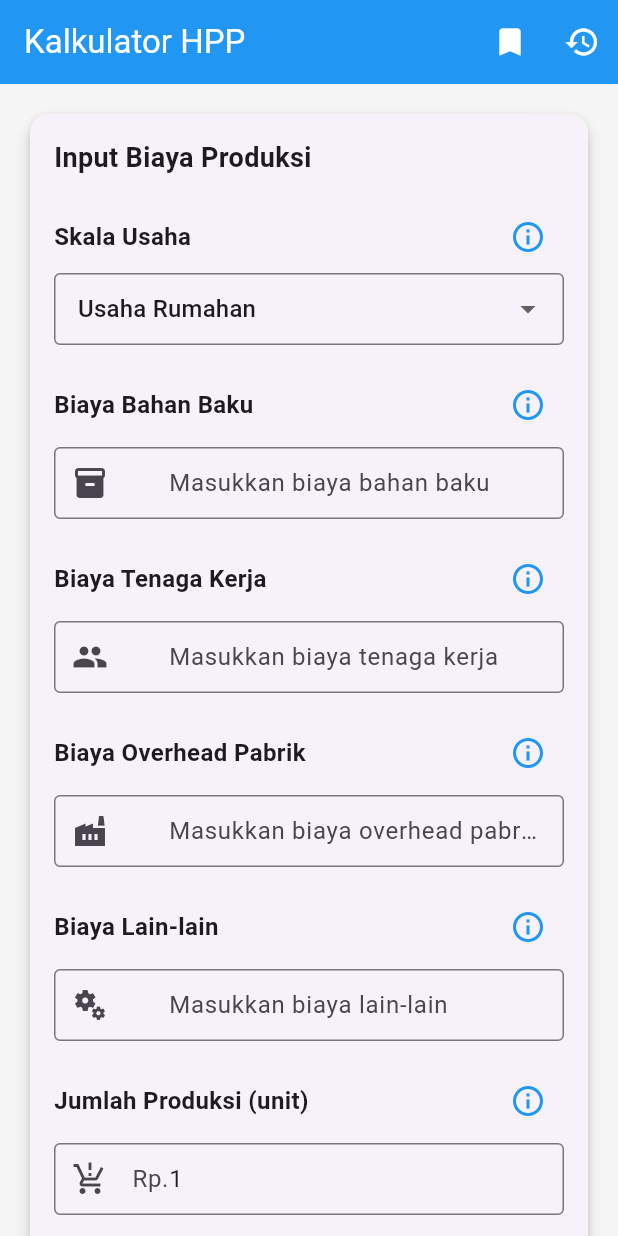
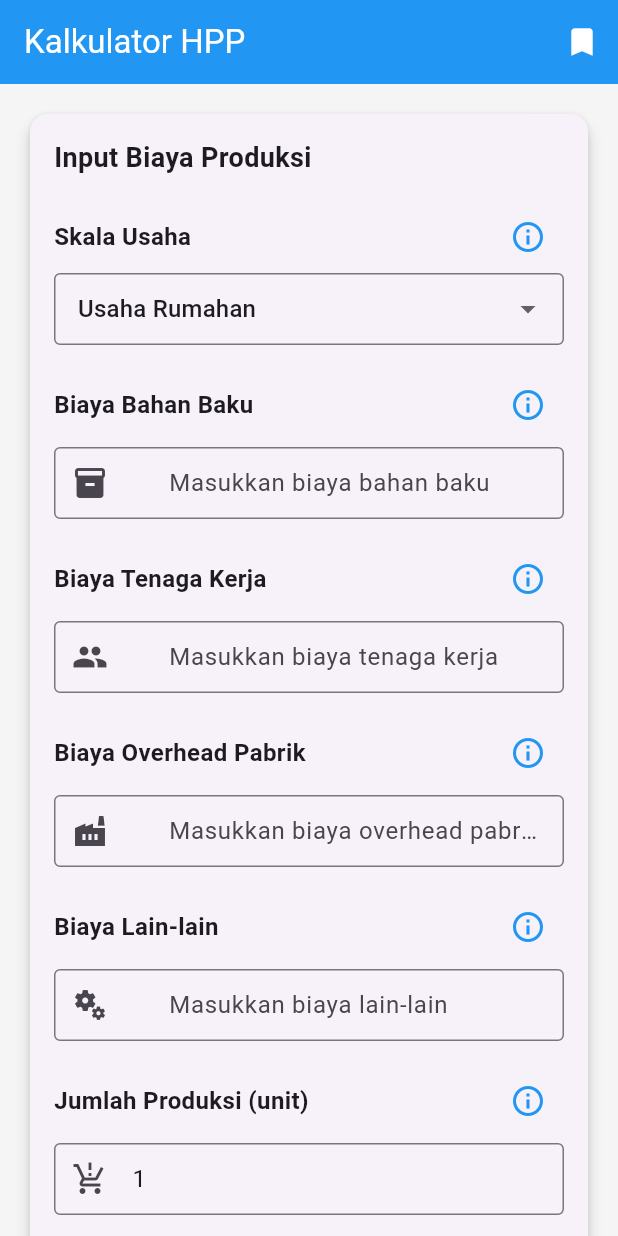
Before and after one commit to billbull21/bizplan_flutter, a Flutter app: the screen it shows after launch, on a phone screen of 412 x 824 dp. Run offline on Flutter 3.47's test engine with Material 3 defaults, Android fonts, the phone set to English and light mode, and no system bars; our stand-ins replace dio, shared_preferences.

Commit message:
essential feature done

```diff
--- a/lib/src/pages/hpp_calculator_page.dart
+++ b/lib/src/pages/hpp_calculator_page.dart
@@ -1,50 +1,13 @@
 import 'package:flutter/material.dart';
 import 'package:flutter/services.dart';
 import 'package:uuid/uuid.dart';
-import 'package:intl/intl.dart';
 import '../models/hpp_calculator.dart';
-import '../models/hpp_history.dart';
 import '../models/hpp_template.dart';
 import '../services/storage_service.dart';
+import '../utils/app_utils.dart';
 import 'hpp_history_page.dart';
 import 'hpp_template_page.dart';
-
-// Custom formatter untuk thousand separator
-class ThousandsSeparatorInputFormatter extends TextInputFormatter {
-  final NumberFormat _numberFormat = NumberFormat('#,###', 'id_ID');
-
-  @override
-  TextEditingValue formatEditUpdate(
-      TextEditingValue oldValue, TextEditingValue newValue) {
-    if (newValue.text.isEmpty) {
-      return newValue;
-    }
-
-    // Hanya proses jika ada perubahan
-    if (oldValue.text == newValue.text) {
-      return newValue;
-    }
-
-    // Hapus semua karakter non-digit
-    final String newValueText = newValue.text.replaceAll(RegExp(r'[^\d]'), '');
-
-    if (newValueText.isEmpty) {
-      return const TextEditingValue(
-        text: '',
-        selection: TextSelection.collapsed(offset: 0),
-      );
-    }
-
-    // Parse ke angka
-    final int value = int.parse(newValueText);
-    final String formattedText = _numberFormat.format(value);
-
-    return TextEditingValue(
-      text: formattedText,
-      selection: TextSelection.collapsed(offset: formattedText.length),
-    );
-  }
-}
+import '../utils/thousands_separator_input_formatter_utils.dart';
 
 class HppCalculatorPage extends StatefulWidget {
   final HppTemplate? template;
@@ -69,7 +32,6 @@ class _HppCalculatorPageState extends State<HppCalculatorPage> {
   final _uuid = const Uuid();
   bool _isCalculated = false;
   SkalaUsaha _selectedSkalaUsaha = SkalaUsaha.rumahan;
-  final _currencyFormat = NumberFormat('#,###', 'id_ID');
 
   @override
   void initState() {
@@ -84,17 +46,17 @@ class _HppCalculatorPageState extends State<HppCalculatorPage> {
     setState(() {
       // Format angka dengan pemisah ribuan
       _bahanBakuController.text =
-          _currencyFormat.format(template.calculator.bahanBaku);
+          AppUtils.currencyFormat.format(template.calculator.bahanBaku);
       _tenagaKerjaController.text =
-          _currencyFormat.format(template.calculator.tenagaKerja);
+          AppUtils.currencyFormat.format(template.calculator.tenagaKerja);
       _overheadPabrikController.text =
-          _currencyFormat.format(template.calculator.overheadPabrik);
+          AppUtils.currencyFormat.format(template.calculator.overheadPabrik);
       _biayaLainController.text =
-          _currencyFormat.format(template.calculator.biayaLain);
+          AppUtils.currencyFormat.format(template.calculator.biayaLain);
       _jumlahProduksiController.text =
-          template.calculator.jumlahProduksi.toString();
+          AppUtils.currencyFormat.format(template.calculator.jumlahProduksi);
       _profitMarginController.text =
-          template.calculator.profitMargin.toString();
+          AppUtils.currencyFormat.format(template.calculator.profitMargin);
       _selectedSkalaUsaha = template.calculator.skalaUsaha;
       _namaProdukController.text = template.namaProduk;
 
@@ -150,76 +112,76 @@ class _HppCalculatorPageState extends State<HppCalculatorPage> {
     });
   }
 
-  Future<void> _simpanPerhitungan() async {
-    if (!_isCalculated) {
-      ScaffoldMessenger.of(context).showSnackBar(
-        const SnackBar(content: Text('Harap hitung HPP terlebih dahulu')),
-      );
-      return;
-    }
+  // Future<void> _simpanPerhitungan() async {
+  //   if (!_isCalculated) {
+  //     ScaffoldMessenger.of(context).showSnackBar(
+  //       const SnackBar(content: Text('Harap hitung HPP terlebih dahulu')),
+  //     );
+  //     return;
+  //   }
 
-    // Tampilkan dialog untuk input nama produk
-    showDialog(
-      context: context,
-      builder: (context) => AlertDialog(
-        title: const Text('Simpan Perhitungan'),
-        content: TextField(
-          controller: _namaProdukController,
-          decoration: const InputDecoration(
-            labelText: 'Nama Produk',
-            hintText: 'Masukkan nama produk',
-          ),
-          autofocus: true,
-        ),
-        actions: [
-          TextButton(
-            onPressed: () => Navigator.pop(context),
-            child: const Text('BATAL'),
-          ),
-          TextButton(
-            onPressed: () async {
-              if (_namaProdukController.text.trim().isEmpty) {
-                ScaffoldMessenger.of(context).showSnackBar(
-                  const SnackBar(
-                      content: Text('Nama produk tidak boleh kosong')),
-                );
-                return;
-              }
+  //   // Tampilkan dialog untuk input nama produk
+  //   showDialog(
+  //     context: context,
+  //     builder: (context) => AlertDialog(
+  //       title: const Text('Simpan Perhitungan'),
+  //       content: TextField(
+  //         controller: _namaProdukController,
+  //         decoration: const InputDecoration(
+  //           labelText: 'Nama Produk',
+  //           hintText: 'Masukkan nama produk',
+  //         ),
+  //         autofocus: true,
+  //       ),
+  //       actions: [
+  //         TextButton(
+  //           onPressed: () => Navigator.pop(context),
+  //           child: const Text('BATAL'),
+  //         ),
+  //         TextButton(
+  //           onPressed: () async {
+  //             if (_namaProdukController.text.trim().isEmpty) {
+  //               ScaffoldMessenger.of(context).showSnackBar(
+  //                 const SnackBar(
+  //                     content: Text('Nama produk tidak boleh kosong')),
+  //               );
+  //               return;
+  //             }
 
-              // Buat objek history
-              final history = HppHistory(
-                id: _uuid.v4(),
-                namaProduk: _namaProdukController.text.trim(),
-                calculator: HppCalculator(
-                  bahanBaku: _calculator.bahanBaku,
-                  tenagaKerja: _calculator.tenagaKerja,
-                  overheadPabrik: _calculator.overheadPabrik,
-                  biayaLain: _calculator.biayaLain,
-                  jumlahProduksi: _calculator.jumlahProduksi,
-                  skalaUsaha: _calculator.skalaUsaha,
-                  profitMargin: _calculator.profitMargin,
-                ),
-                timestamp: DateTime.now(),
-              );
+  //             // Buat objek history
+  //             final history = HppHistory(
+  //               id: _uuid.v4(),
+  //               namaProduk: _namaProdukController.text.trim(),
+  //               calculator: HppCalculator(
+  //                 bahanBaku: _calculator.bahanBaku,
+  //                 tenagaKerja: _calculator.tenagaKerja,
+  //                 overheadPabrik: _calculator.overheadPabrik,
+  //                 biayaLain: _calculator.biayaLain,
+  //                 jumlahProduksi: _calculator.jumlahProduksi,
+  //                 skalaUsaha: _calculator.skalaUsaha,
+  //                 profitMargin: _calculator.profitMargin,
+  //               ),
+  //               timestamp: DateTime.now(),
+  //             );
 
-              // Simpan ke storage
-              await _storageService.addHistory(history);
+  //             // Simpan ke storage
+  //             await _storageService.addHistory(history);
 
-              if (mounted) {
-                Navigator.pop(context);
-                ScaffoldMessenger.of(context).showSnackBar(
-                  const SnackBar(
-                      content: Text('Perhitungan berhasil disimpan')),
-                );
-                _namaProdukController.clear();
-              }
-            },
-            child: const Text('SIMPAN'),
-          ),
-        ],
-      ),
-    );
-  }
+  //             if (mounted) {
+  //               Navigator.pop(context);
+  //               ScaffoldMessenger.of(context).showSnackBar(
+  //                 const SnackBar(
+  //                     content: Text('Perhitungan berhasil disimpan')),
+  //               );
+  //               _namaProdukController.clear();
+  //             }
+  //           },
+  //           child: const Text('SIMPAN'),
+  //         ),
+  //       ],
+  //     ),
+  //   );
+  // }
 
   void _lihatRiwayat() {
     Navigator.push(
@@ -275,7 +237,15 @@ class _HppCalculatorPageState extends State<HppCalculatorPage> {
               final template = HppTemplate(
                 id: _uuid.v4(),
                 namaProduk: _namaProdukController.text.trim(),
-                calculator: _calculator.copy(),
+                calculator: HppCalculator(
+                  bahanBaku: _calculator.bahanBaku,
+                  tenagaKerja: _calculator.tenagaKerja,
+                  overheadPabrik: _calculator.overheadPabrik,
+                  biayaLain: _calculator.biayaLain,
+                  jumlahProduksi: _calculator.jumlahProduksi,
+                  skalaUsaha: _calculator.skalaUsaha,
+                  profitMargin: _calculator.profitMargin,
+                ),
                 timestamp: DateTime.now(),
               );
 
@@ -294,17 +264,6 @@ class _HppCalculatorPageState extends State<HppCalculatorPage> {
         ],
       ),
     );
-  }
-
-  String _formatCurrency(double value) {
-    // Menghilangkan 0 di belakang koma jika tidak diperlukan
-    if (value == value.toInt()) {
-      // Jika nilai adalah bilangan bulat (tidak ada desimal)
-      return 'Rp ${_currencyFormat.format(value.toInt())}';
-    } else {
-      // Jika nilai memiliki desimal
-      return 'Rp ${_currencyFormat.format(value)}';
-    }
   }
 
   void _showInfoDialog(Map<String, String> info) {
@@ -363,11 +322,11 @@ class _HppCalculatorPageState extends State<HppCalculatorPage> {
             onPressed: _lihatTemplate,
             tooltip: 'Template',
           ),
-          IconButton(
-            icon: const Icon(Icons.history),
-            onPressed: _lihatRiwayat,
-            tooltip: 'Lihat Riwayat',
-          ),
+          // IconButton(
+          //   icon: const Icon(Icons.history),
+          //   onPressed: _lihatRiwayat,
+          //   tooltip: 'Lihat Riwayat',
+          // ),
         ],
       ),
       body: SingleChildScrollView(
@@ -480,6 +439,7 @@ class _HppCalculatorPageState extends State<HppCalculatorPage> {
                         hint: 'Masukkan jumlah produksi',
                         controller: _jumlahProduksiController,
                         icon: Icons.production_quantity_limits,
+                        defaultTextLabel: '',
                         infoMap: HppCalculator.informasiJumlahProduksi,
                       ),
                       _buildInputFieldWithInfo(
@@ -527,12 +487,12 @@ class _HppCalculatorPageState extends State<HppCalculatorPage> {
                       const SizedBox(height: 16),
                       _buildResultItem(
                         label: 'Total Biaya Produksi',
-                        value: _formatCurrency(_calculator.totalBiaya),
+                        value: AppUtils.formatCurrency(_calculator.totalBiaya),
                       ),
                       const Divider(),
                       _buildResultItem(
                         label: 'HPP per Unit',
-                        value: _formatCurrency(_calculator.hppPerUnit),
+                        value: AppUtils.formatCurrency(_calculator.hppPerUnit),
                         isHighlighted: true,
                       ),
                       if (_isCalculated) ...[
@@ -548,40 +508,28 @@ class _HppCalculatorPageState extends State<HppCalculatorPage> {
                         _buildResultItem(
                           label: 'Profit Margin',
                           value:
-                              '${_calculator.profitMargin.toStringAsFixed(1)}%',
+                              '${AppUtils.formatNumber(_calculator.profitMargin)}%',
                         ),
                         _buildResultItem(
                           label: 'Profit per Unit',
-                          value: _formatCurrency(_calculator.profitPerUnit),
+                          value: AppUtils.formatCurrency(
+                              _calculator.profitPerUnit),
                         ),
                         _buildResultItem(
                           label: 'Harga Jual per Unit',
-                          value: _formatCurrency(_calculator.hargaJualPerUnit),
+                          value: AppUtils.formatCurrency(
+                              _calculator.hargaJualPerUnit),
                           isHighlighted: true,
                         ),
                         _buildResultItem(
                           label: 'Total Profit',
-                          value: _formatCurrency(_calculator.totalProfit),
+                          value:
+                              AppUtils.formatCurrency(_calculator.totalProfit),
                         ),
                         Padding(
                           padding: const EdgeInsets.only(top: 16.0),
-                          child: Row(
-                            children: [
-                              Expanded(
-                                child: ElevatedButton.icon(
-                                  onPressed: _simpanPerhitungan,
-                                  icon: const Icon(Icons.save),
-                                  label: const Text('SIMPAN PERHITUNGAN'),
-                                  style: ElevatedButton.styleFrom(
-                                    backgroundColor: Colors.green,
-                                    foregroundColor: Colors.white,
-                                    padding: const EdgeInsets.symmetric(
-                                        vertical: 12),
-                                  ),
-                                ),
-                              ),
-                              const SizedBox(width: 8),
-                              Expanded(
+                          child: SizedBox(
+                            width: double.infinity,
                             child: ElevatedButton.icon(
                               onPressed: _simpanTemplate,
                               icon: const Icon(Icons.bookmark_add),
@@ -590,12 +538,36 @@ class _HppCalculatorPageState extends State<HppCalculatorPage> {
                                 backgroundColor: Colors.blue,
                                 foregroundColor: Colors.white,
                                 padding: const EdgeInsets.symmetric(
-                                        vertical: 12),
+                                  vertical: 12,
+                                  horizontal: 8,
                                 ),
                               ),
                             ),
-                            ],
                           ),
+                          // Wrap(
+                          //   alignment: WrapAlignment.center,
+                          //   runAlignment: WrapAlignment.center,
+                          //   crossAxisAlignment: WrapCrossAlignment.center,
+                          //   spacing: 8,
+                          //   runSpacing: 8,
+                          //   children: [
+                          //     ElevatedButton.icon(
+                          //       onPressed: _simpanPerhitungan,
+                          //       icon: const Icon(Icons.save),
+                          //       label: const Text('SIMPAN PERHITUNGAN'),
+                          //       style: ElevatedButton.styleFrom(
+                          //         backgroundColor: Colors.green,
+                          //         foregroundColor: Colors.white,
+                          //         padding: const EdgeInsets.symmetric(
+                          //           vertical: 12,
+                          //           horizontal: 8,
+                          //         ),
+                          //       ),
+                          //     ),
+                          //     const SizedBox(width: 8),
+                          //     ,
+                          //   ],
+                          // ),
                         ),
                       ],
                     ],
@@ -696,7 +668,7 @@ class _HppCalculatorPageState extends State<HppCalculatorPage> {
               if (isInteger || label == 'Profit Margin (%)')
                 FilteringTextInputFormatter.digitsOnly
               else
-                ThousandsSeparatorInputFormatter(),
+                ThousandsSeparatorInputFormatterUtils(),
             ],
             validator: (value) {
               if (value == null || value.isEmpty) {
--- /dev/null
+++ b/lib/src/utils/app_utils.dart
@@ -0,0 +1,27 @@
+import 'package:intl/intl.dart';
+
+class AppUtils {
+
+  static final currencyFormat = NumberFormat('#,###', 'id_ID');
+
+  static formatNumber(double value) {
+    // Format with up to 2 decimal places
+    String formatted = value.toStringAsFixed(2);
+
+    // Remove trailing zeros and possible dangling decimal
+    formatted = formatted.replaceAll(RegExp(r"([.]*0+)(?!.*\d)"), "");
+
+    return formatted;
+  }
+
+  static String formatCurrency(double value) {
+    // Menghilangkan 0 di belakang koma jika tidak diperlukan
+    if (value == value.toInt()) {
+      // Jika nilai adalah bilangan bulat (tidak ada desimal)
+      return 'Rp ${currencyFormat.format(value.toInt())}';
+    } else {
+      // Jika nilai memiliki desimal
+      return 'Rp ${currencyFormat.format(value)}';
+    }
+  }
+}
--- /dev/null
+++ b/lib/src/utils/thousands_separator_input_formatter_utils.dart
@@ -0,0 +1,39 @@
+// Custom formatter untuk thousand separator
+import 'package:flutter/services.dart';
+import 'package:intl/intl.dart';
+
+class ThousandsSeparatorInputFormatterUtils extends TextInputFormatter {
+  final NumberFormat _numberFormat = NumberFormat('#,###', 'id_ID');
+
+  @override
+  TextEditingValue formatEditUpdate(
+      TextEditingValue oldValue, TextEditingValue newValue) {
+    if (newValue.text.isEmpty) {
+      return newValue;
+    }
+
+    // Hanya proses jika ada perubahan
+    if (oldValue.text == newValue.text) {
+      return newValue;
+    }
+
+    // Hapus semua karakter non-digit
+    final String newValueText = newValue.text.replaceAll(RegExp(r'[^\d]'), '');
+
+    if (newValueText.isEmpty) {
+      return const TextEditingValue(
+        text: '',
+        selection: TextSelection.collapsed(offset: 0),
+      );
+    }
+
+    // Parse ke angka
+    final int value = int.parse(newValueText);
+    final String formattedText = _numberFormat.format(value);
+
+    return TextEditingValue(
+      text: formattedText,
+      selection: TextSelection.collapsed(offset: formattedText.length),
+    );
+  }
+}
```
Also changed, not shown: 3 other files. Lines whose indentation alone changed are shown as unchanged.
